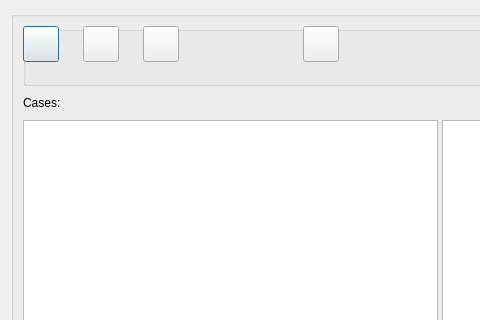
This is GUI_UIs/ui_dialog_cases.ui in ccbogel/QualCoder as Qt 5 draws it before an edit; both pictures show x 0 to 480 and y 0 to 320 of the 880 by 670 pixel window. The edited form follows.
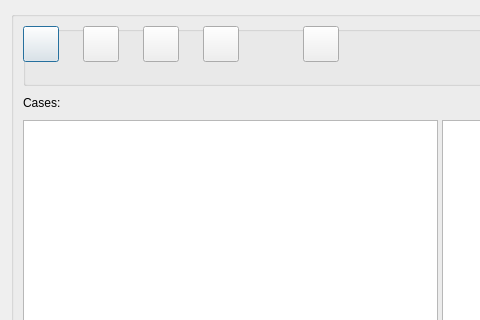
This is the edited form.

Diff of the .ui file:
```diff
--- a/GUI_UIs/ui_dialog_cases.ui
+++ b/GUI_UIs/ui_dialog_cases.ui
@@ -185,6 +185,22 @@
           <bool>true</bool>
          </property>
         </widget>
+        <widget class="QPushButton" name="pushButton_file_manager">
+         <property name="geometry">
+          <rect>
+           <x>180</x>
+           <y>0</y>
+           <width>36</width>
+           <height>36</height>
+          </rect>
+         </property>
+         <property name="toolTip">
+          <string>&lt;html&gt;&lt;head/&gt;&lt;body&gt;&lt;p&gt;Case file manager&lt;/p&gt;&lt;/body&gt;&lt;/html&gt;</string>
+         </property>
+         <property name="text">
+          <string/>
+         </property>
+        </widget>
        </widget>
       </item>
      </layout>
```
